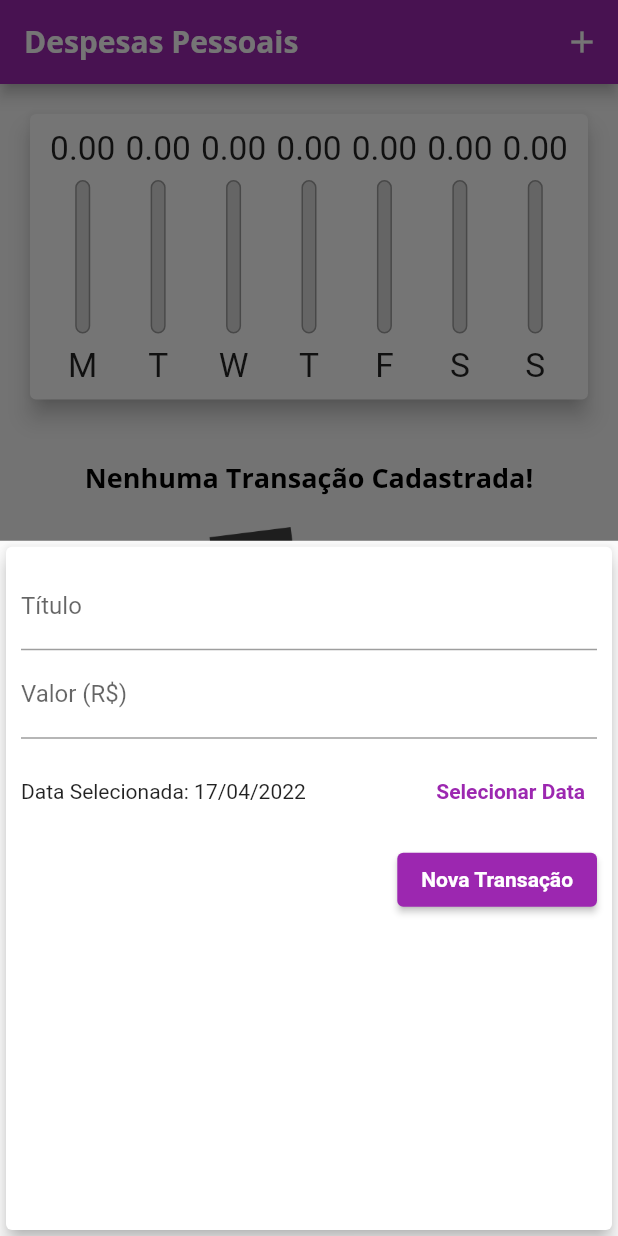
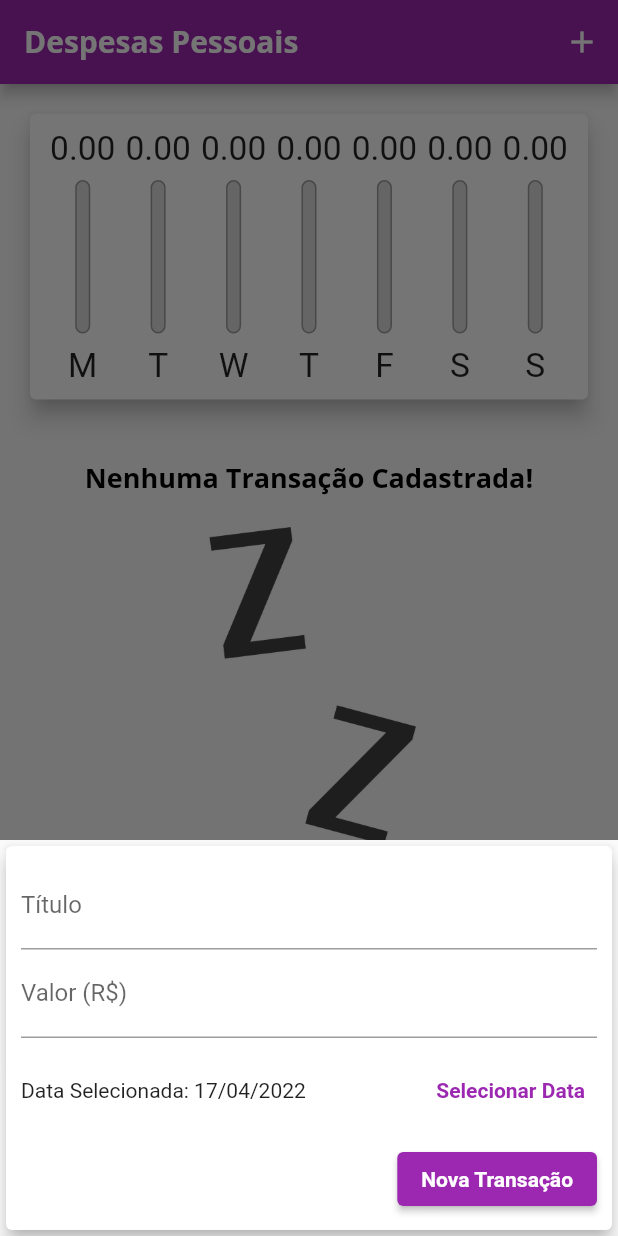
Before and after one commit to Souza83/expenses, a Flutter app: the screen it shows after launch, after a tap on the "add" icon, on a phone screen of 412 x 824 dp. Run offline on Flutter 3.47's test engine with Material 2 defaults, Android fonts, the phone set to English and light mode, and no system bars.

Commit message:
Ajustando formulário.

```diff
--- a/lib/components/transaction_form.dart
+++ b/lib/components/transaction_form.dart
@@ -47,10 +47,16 @@ class _TransactionFormState extends State<TransactionForm> {
 
   @override
   Widget build(BuildContext context) {
-    return Card(
+    return SingleChildScrollView(
+      child: Card(
         elevation: 5,
         child: Padding(
-        padding: const EdgeInsets.all(10.0),
+          padding: EdgeInsets.only(
+            top: 10.0,
+            right: 10.0,
+            left: 10.0,
+            bottom: 10 + MediaQuery.of(context).viewInsets.bottom,
+          ),
           child: Column(
             children: <Widget>[
               TextField(
@@ -107,6 +113,7 @@ class _TransactionFormState extends State<TransactionForm> {
             ],
           ),
         ),
+      ),
     );
   }
 }
```
Lines whose indentation alone changed are shown as unchanged.
